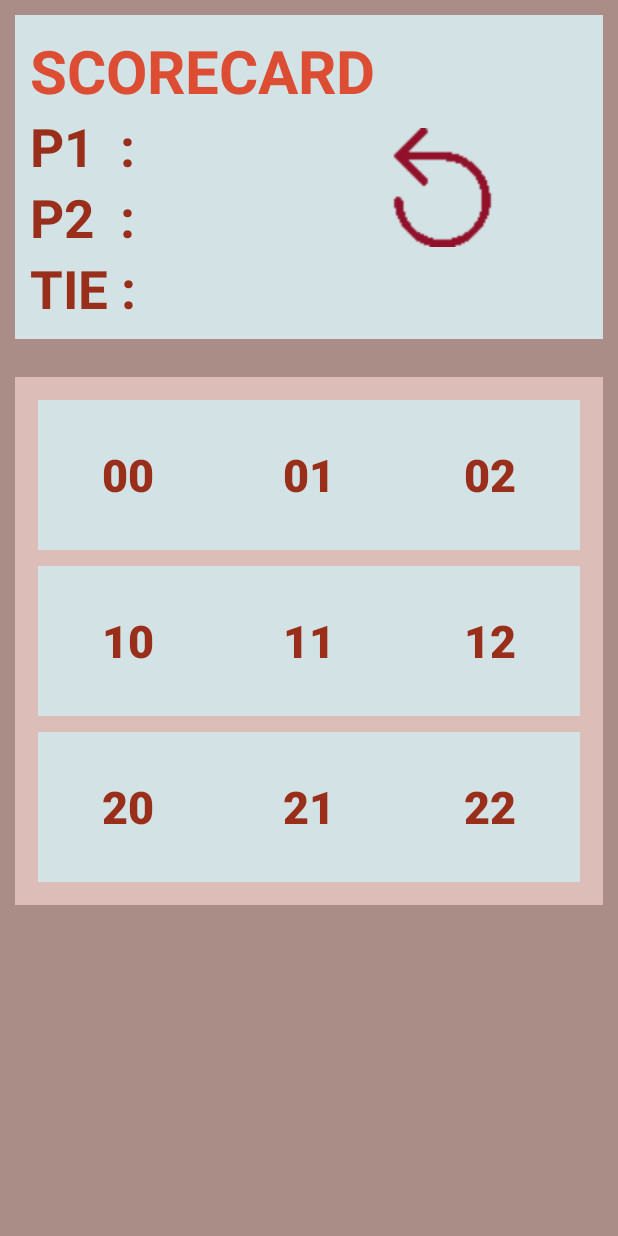
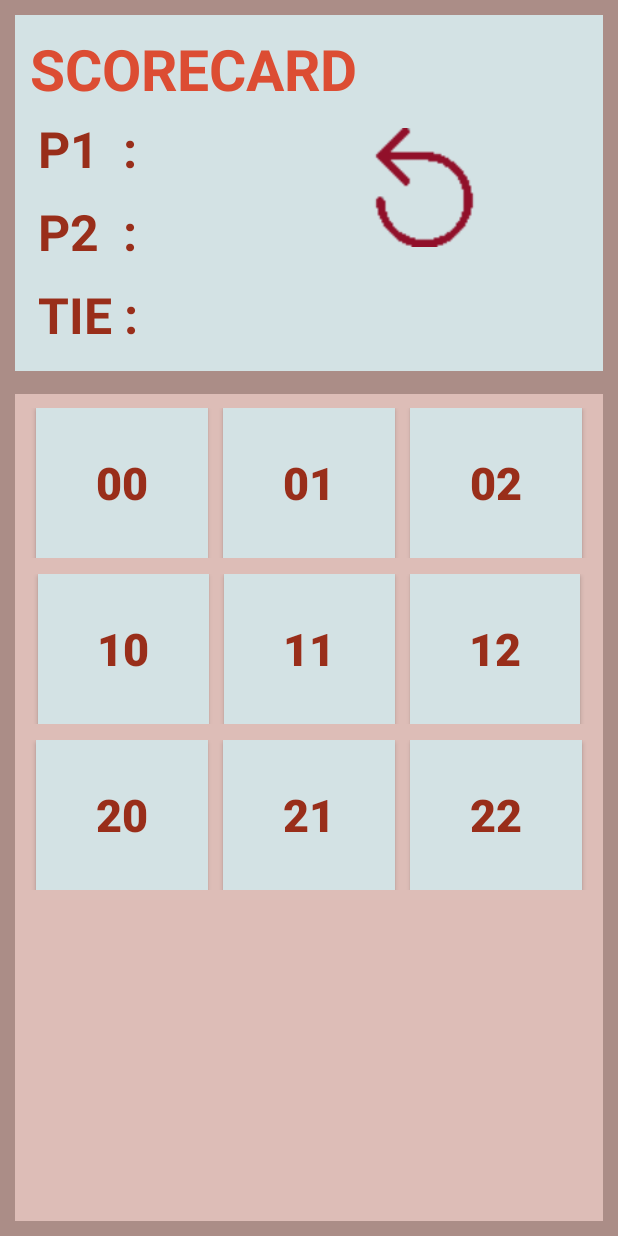
Before and after one commit to rohitsingla2611/TicTacToe, an Android app: the screen it shows after launch (MainActivity), on a phone screen of 412 x 824 dp. Run offline under Robolectric (Android 15) with nearby library versions, the phone set to English and light mode, and no system bars.

Commit message:
Layout Completed

```diff
--- a/app/src/main/AndroidManifest.xml
+++ b/app/src/main/AndroidManifest.xml
@@ -9,7 +9,9 @@
         android:roundIcon="@mipmap/ic_launcher_round"
         android:supportsRtl="true"
         android:theme="@style/AppTheme">
-        <activity android:name=".MainActivity">
+        <activity
+            android:name=".MainActivity"
+            android:screenOrientation="locked">
             <intent-filter>
                 <action android:name="android.intent.action.MAIN" />
 
--- a/app/src/main/res/layout/activity_main.xml
+++ b/app/src/main/res/layout/activity_main.xml
@@ -26,7 +26,7 @@
                     android:id="@+id/textViewScorecard"
                     android:text="SCORECARD"
                     android:textColor="@color/colorTextHeading"
-                    android:textSize="40sp"
+                    android:textSize="38sp"
                     android:textStyle="bold">
 
                 </TextView>
@@ -38,9 +38,10 @@
                     android:id="@+id/textView"
                     android:layout_width="213dp"
                     android:layout_height="wrap_content"
+                    android:padding="5dp"
                     android:text="P1  : "
                     android:textColor="@color/colorText"
-                    android:textSize="35sp"
+                    android:textSize="33sp"
                     android:textStyle="bold" />
 
 
@@ -51,10 +52,12 @@
                 <TextView
                     android:id="@+id/textView1"
                     android:layout_width="wrap_content"
+
                     android:layout_height="wrap_content"
+                    android:padding="5dp"
                     android:text="P2  : "
                     android:textColor="@color/colorText"
-                    android:textSize="35sp"
+                    android:textSize="33sp"
                     android:textStyle="bold" />
 
 
@@ -65,10 +68,12 @@
                 <TextView
                     android:id="@+id/textVie2w"
                     android:layout_width="wrap_content"
+
                     android:layout_height="wrap_content"
+                    android:padding="5dp"
                     android:text="TIE :"
                     android:textColor="@color/colorText"
-                    android:textSize="35sp"
+                    android:textSize="33sp"
                     android:textStyle="bold" />
 
 
@@ -88,19 +93,23 @@
 
     <TableLayout
         android:layout_width="match_parent"
-        android:layout_height="wrap_content"
+        android:layout_height="match_parent"
         android:layout_gravity="center_vertical"
-        android:layout_marginTop="25dp"
+        android:layout_marginTop="15dp"
         android:background="@color/colorPrimary"
-        android:padding="10dp"
         android:stretchColumns="*">
 
-        <TableRow android:padding="5dp">
+        <TableRow
+            android:layout_marginTop="5dp"
+            android:layout_marginBottom="1.5dp"
+            android:padding="4dp">
 
             <Button
                 android:id="@+id/button_00"
                 android:layout_width="100dp"
                 android:layout_height="100dp"
+                android:layout_marginStart="10dp"
+                android:layout_marginEnd="10dp"
                 android:layout_weight="1"
                 android:background="@color/colorBox"
                 android:text="00"
@@ -114,6 +123,7 @@
                 android:layout_width="100dp"
                 android:layout_height="100dp"
                 android:layout_weight="1"
+
                 android:background="@color/colorBox"
                 android:text="01"
                 android:textColor="@color/colorText"
@@ -125,6 +135,8 @@
                 android:id="@+id/button_02"
                 android:layout_width="100dp"
                 android:layout_height="100dp"
+                android:layout_marginStart="10dp"
+                android:layout_marginEnd="10dp"
                 android:layout_weight="1"
                 android:background="@color/colorBox"
                 android:text="02"
@@ -140,6 +152,8 @@
                 android:id="@+id/button_10"
                 android:layout_width="100dp"
                 android:layout_height="100dp"
+                android:layout_marginStart="10dp"
+                android:layout_marginEnd="10dp"
                 android:layout_weight="1"
                 android:background="@color/colorBox"
                 android:text="10"
@@ -163,6 +177,8 @@
                 android:id="@+id/button_12"
                 android:layout_width="100dp"
                 android:layout_height="100dp"
+                android:layout_marginStart="10dp"
+                android:layout_marginEnd="10dp"
                 android:layout_weight="1"
                 android:background="@color/colorBox"
                 android:text="12"
@@ -171,12 +187,18 @@
                 android:textStyle="bold" />
         </TableRow>
 
-        <TableRow android:padding="5dp">
+        <TableRow
+            android:layout_marginTop="1.5dp"
+            android:layout_marginBottom="2.5dp"
+
+            android:padding="4dp">
 
             <Button
                 android:id="@+id/button_20"
                 android:layout_width="100dp"
                 android:layout_height="100dp"
+                android:layout_marginStart="10dp"
+                android:layout_marginEnd="10dp"
                 android:layout_weight="1"
                 android:background="@color/colorBox"
                 android:text="20"
@@ -200,7 +222,10 @@
                 android:id="@+id/button_22"
                 android:layout_width="100dp"
                 android:layout_height="100dp"
+                android:layout_marginStart="10dp"
+                android:layout_marginEnd="10dp"
                 android:layout_weight="1"
+
                 android:background="@color/colorBox"
                 android:text="22"
                 android:textColor="@color/colorText"
```
